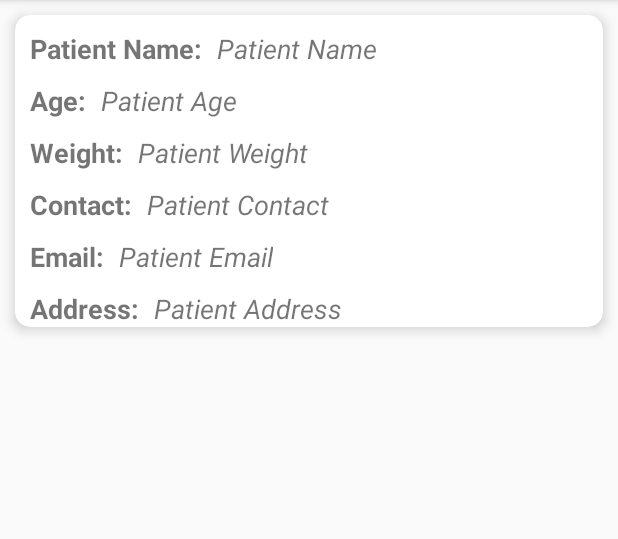
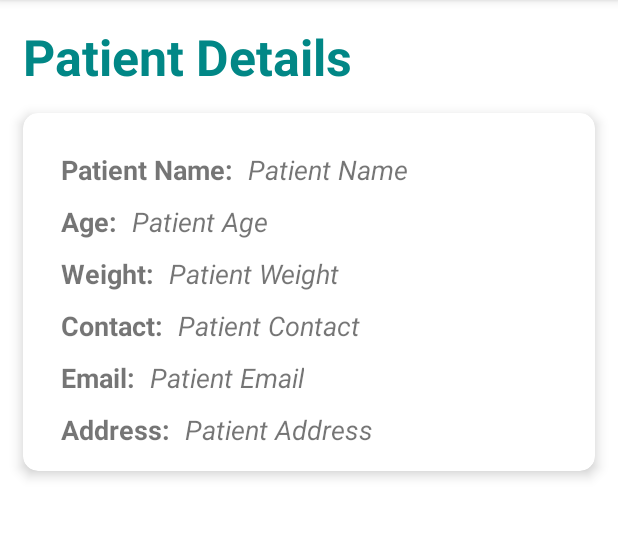
Before and after one commit to jasmeet0915/RemedE-Reminding-Medicines-Everyday, an Android app: the UserInfo screen opened directly, with no data from a screen before it, on a phone screen of 412 x 824 dp, the part 84-623 px from its top. Run offline under Robolectric (Android 15) with nearby library versions, the phone set to English and light mode, and no system bars; our stand-ins replace Firebase (no records; nobody signed in at launch, a user with empty details on screens opened directly).

Commit message:
UserInfo layout updated

```diff
--- a/remedE-app/app/src/main/res/layout/activity_patient_insertion.xml
+++ b/remedE-app/app/src/main/res/layout/activity_patient_insertion.xml
@@ -131,7 +131,7 @@
                 android:layout_height="53dp"
                 android:layout_margin="15dp"
                 android:ems="10"
-                android:hint="Password"
+                android:hint="Subscriber Access Key"
                 android:inputType="textPersonName"
                 app:layout_constraintEnd_toEndOf="parent"
                 app:layout_constraintStart_toStartOf="parent"
--- a/remedE-app/app/src/main/res/layout/activity_user_info.xml
+++ b/remedE-app/app/src/main/res/layout/activity_user_info.xml
@@ -4,21 +4,37 @@
     xmlns:app="http://schemas.android.com/apk/res-auto"
     xmlns:tools="http://schemas.android.com/tools"
     android:layout_width="match_parent"
-    android:layout_height="match_parent">
+    android:layout_height="match_parent"
+    android:background="#ffffff">
+
 
     <androidx.constraintlayout.widget.ConstraintLayout
         android:layout_width="match_parent"
         android:layout_height="match_parent">
 
+        <TextView
+            android:id="@+id/patientDetails"
+            android:layout_width="wrap_content"
+            android:layout_height="wrap_content"
+            android:layout_margin="15dp"
+            android:text="Patient Details"
+            android:textStyle="bold"
+            android:textSize="15pt"
+            android:textColor="#018786"
+            app:layout_constraintStart_toStartOf="parent"
+            app:layout_constraintTop_toTopOf="parent"
+            app:layout_constraintBottom_toTopOf="@id/userDetailsCard"/>
+
         <androidx.cardview.widget.CardView
             android:id="@+id/userDetailsCard"
             android:layout_width="match_parent"
             android:layout_height="wrap_content"
-            android:layout_margin="10dp"
+            android:layout_margin="15dp"
             android:padding="10dp"
             app:layout_constraintEnd_toEndOf="parent"
             app:layout_constraintStart_toStartOf="parent"
-            app:layout_constraintTop_toTopOf="parent"
+            app:layout_constraintTop_toBottomOf="@+id/patientDetails"
+            app:cardBackgroundColor="#ffffff"
             app:cardCornerRadius="10dp"
             app:cardElevation="5dp"
             android:focusable="true"
@@ -26,7 +42,8 @@
 
             <androidx.constraintlayout.widget.ConstraintLayout
                 android:layout_width="match_parent"
-                android:layout_height="match_parent">
+                android:layout_height="match_parent"
+                android:layout_margin="15dp">
 
                 <TextView
                     android:id="@+id/PatientName"
@@ -175,6 +192,6 @@
             tools:layout_editor_absoluteY="187dp"
             app:layout_constraintTop_toBottomOf="@id/userDetailsCard" />
 
+
     </androidx.constraintlayout.widget.ConstraintLayout>
-
 </ScrollView>
--- a/remedE-app/app/src/main/res/layout/med_layout.xml
+++ b/remedE-app/app/src/main/res/layout/med_layout.xml
@@ -31,7 +31,7 @@
             android:layout_width="251dp"
             android:layout_height="58dp"
             android:text="Medicine Name"
-            android:textSize="15pt"
+            android:textSize="10pt"
             android:textColor="#018786"
             app:layout_constraintEnd_toEndOf="parent"
             app:layout_constraintTop_toTopOf="parent"
@@ -43,7 +43,7 @@
             android:layout_width="251dp"
             android:layout_height="45dp"
             android:text="Next dose at: 2200hrs"
-            android:textSize="10pt"
+            android:textSize="7pt"
             android:textColor="#018786"
             app:layout_constraintBottom_toBottomOf="parent"
             app:layout_constraintEnd_toEndOf="parent"
```
